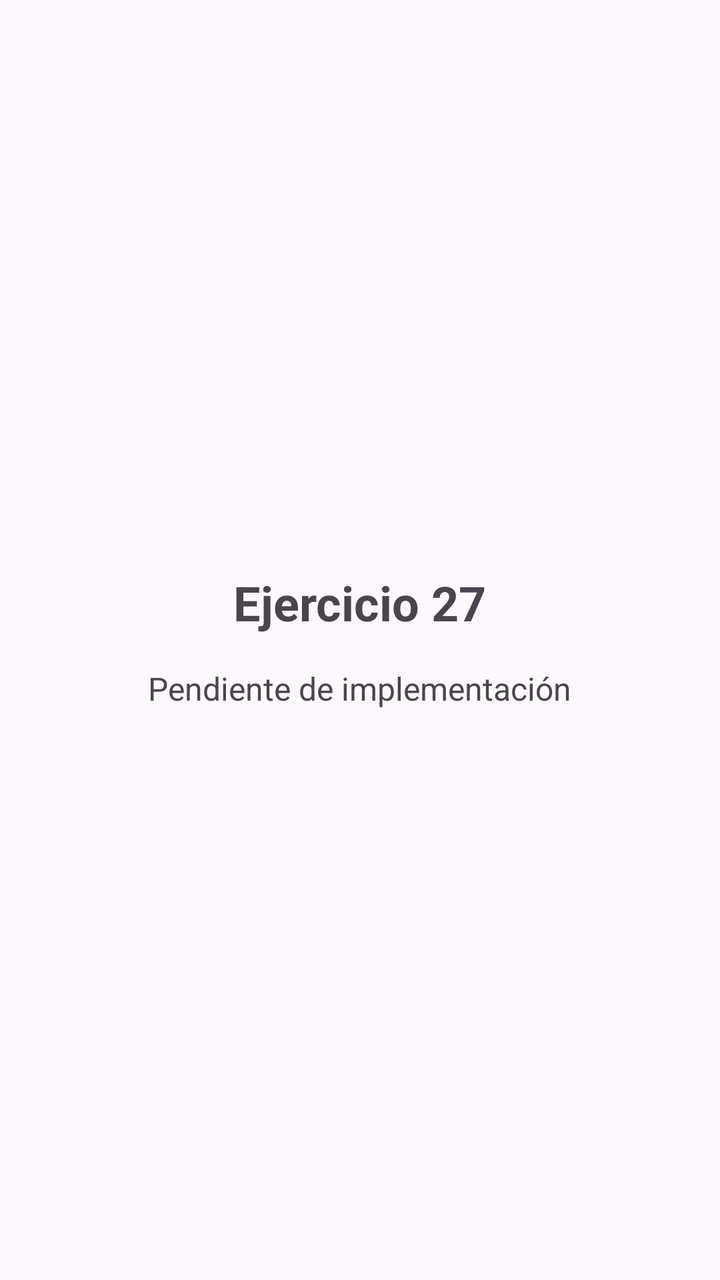
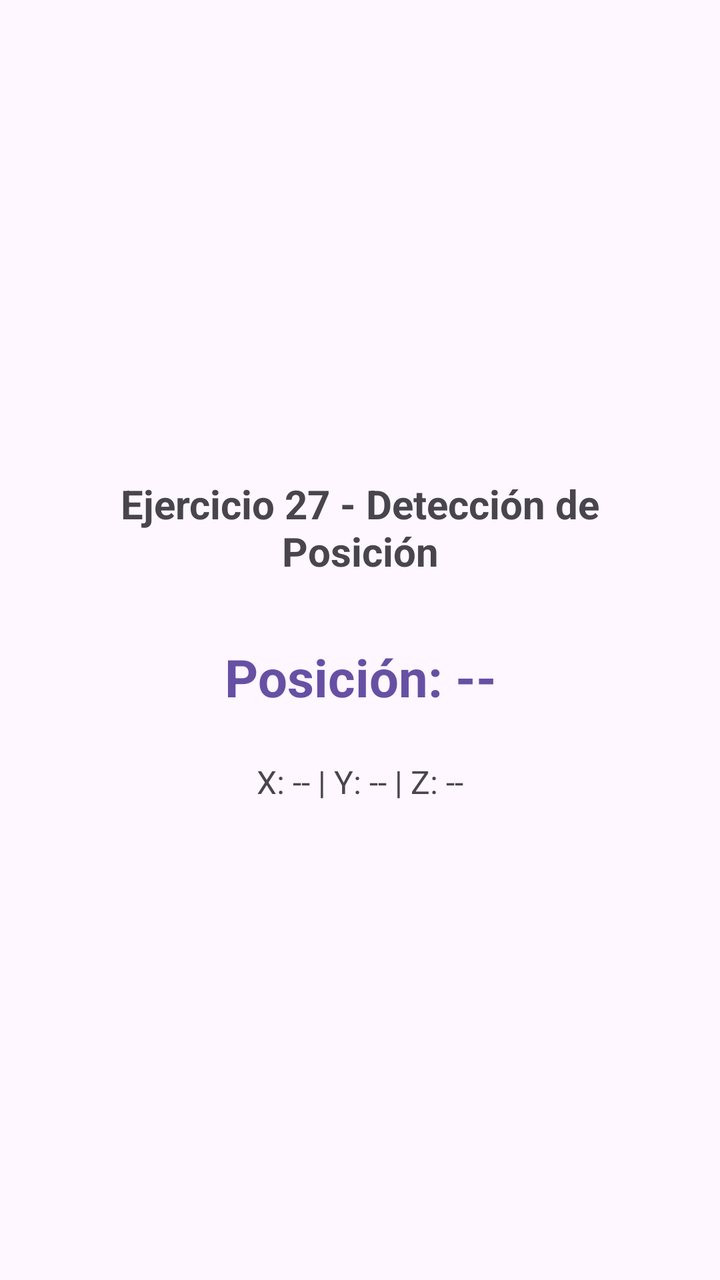

Compare the two renders of this Android layout. The source of the first and the diff that turns it into the second are given below.
<!-- AndroidManifest.xml: application theme Theme.Actividad6 -->
<!-- res/layout/activity_ejercicio27.xml -->
<?xml version="1.0" encoding="utf-8"?>
<LinearLayout xmlns:android="http://schemas.android.com/apk/res/android"
    xmlns:tools="http://schemas.android.com/tools"
    android:id="@+id/main"
    android:layout_width="match_parent"
    android:layout_height="match_parent"
    android:orientation="vertical"
    android:padding="24dp"
    android:gravity="center"
    tools:context=".ejercicios.ejercicio27.Ejercicio27Activity">

    <TextView
        android:id="@+id/tvTitle"
        android:layout_width="wrap_content"
        android:layout_height="wrap_content"
        android:text="Ejercicio 27"
        android:textSize="24sp"
        android:textStyle="bold"
        android:layout_marginBottom="16dp" />

    <TextView
        android:id="@+id/tvSubtitle"
        android:layout_width="wrap_content"
        android:layout_height="wrap_content"
        android:text="Pendiente de implementación"
        android:textSize="16sp"
        android:textColor="?android:attr/textColorSecondary" />

</LinearLayout>
<!-- resources referenced by this layout -->
<resources>
  <style name="Theme.Actividad6" parent="Base.Theme.Actividad6" />
  <style name="Base.Theme.Actividad6" parent="Theme.Material3.DayNight.NoActionBar">
          
          
      </style>
</resources>

<!-- the commit's change to res/layout/activity_ejercicio27.xml (unified diff, before → after) -->
@@ -10,20 +10,33 @@
     tools:context=".ejercicios.ejercicio27.Ejercicio27Activity">
 
     <TextView
-        android:id="@+id/tvTitle"
+        android:id="@+id/tvHeader"
         android:layout_width="wrap_content"
         android:layout_height="wrap_content"
-        android:text="Ejercicio 27"
-        android:textSize="24sp"
+        android:text="Ejercicio 27 - Detección de Posición"
+        android:textSize="20sp"
         android:textStyle="bold"
-        android:layout_marginBottom="16dp" />
+        android:textAlignment="center"
+        android:layout_marginBottom="32dp" />
 
     <TextView
-        android:id="@+id/tvSubtitle"
+        android:id="@+id/tvPosicionDispositivo"
         android:layout_width="wrap_content"
         android:layout_height="wrap_content"
-        android:text="Pendiente de implementación"
+        android:text="Posición: --"
+        android:textSize="26sp"
+        android:textStyle="bold"
+        android:textColor="?attr/colorPrimary"
+        android:textAlignment="center"
+        android:layout_marginBottom="24dp" />
+
+    <TextView
+        android:id="@+id/tvValoresAcelerometro"
+        android:layout_width="wrap_content"
+        android:layout_height="wrap_content"
+        android:text="X: -- | Y: -- | Z: --"
         android:textSize="16sp"
-        android:textColor="?android:attr/textColorSecondary" />
+        android:textColor="?android:attr/textColorSecondary"
+        android:textAlignment="center" />
 
 </LinearLayout>
